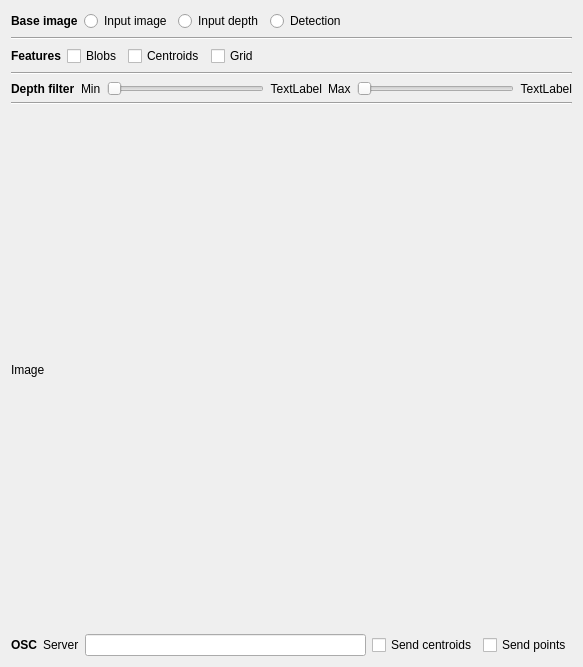
Above: kinectdlg.ui from ricardogsilva/kinect-gui before the change. Below: the same form after it.
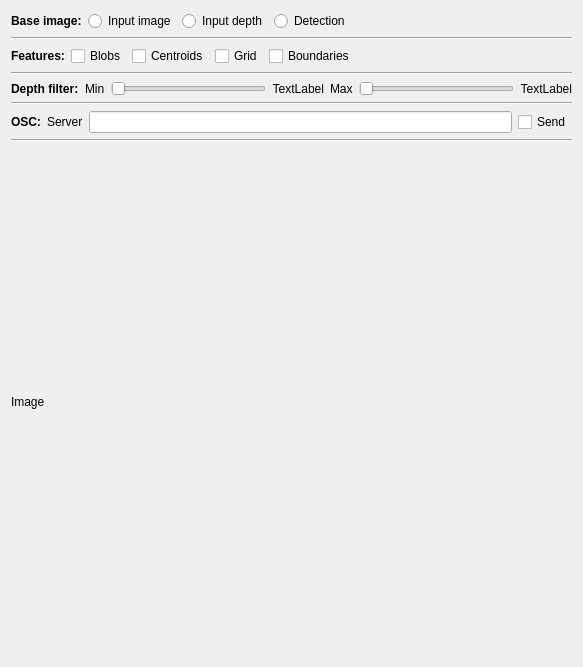
That is the form after the change.

Commit message: added a blob's boundary to the detection outputs

Patch:
```diff
--- a/kinectdlg.ui
+++ b/kinectdlg.ui
@@ -13,9 +13,9 @@
   <property name="windowTitle">
    <string>Dialog</string>
   </property>
-  <layout class="QGridLayout" name="gridLayout">
-   <item row="0" column="0">
-    <layout class="QHBoxLayout" name="horizontalLayout_2">
+  <layout class="QVBoxLayout" name="verticalLayout">
+   <item>
+    <layout class="QHBoxLayout" name="horizontalLayout">
      <item>
       <widget class="QLabel" name="label">
        <property name="font">
@@ -25,7 +25,7 @@
         </font>
        </property>
        <property name="text">
-        <string>Base image</string>
+        <string>Base image:</string>
        </property>
       </widget>
      </item>
@@ -65,15 +65,15 @@
      </item>
     </layout>
    </item>
-   <item row="1" column="0">
+   <item>
     <widget class="Line" name="line_3">
      <property name="orientation">
       <enum>Qt::Horizontal</enum>
      </property>
     </widget>
    </item>
-   <item row="2" column="0">
-    <layout class="QHBoxLayout" name="horizontalLayout_3">
+   <item>
+    <layout class="QHBoxLayout" name="horizontalLayout_2">
      <item>
       <widget class="QLabel" name="label_5">
        <property name="font">
@@ -83,7 +83,7 @@
         </font>
        </property>
        <property name="text">
-        <string>Features</string>
+        <string>Features:</string>
        </property>
       </widget>
      </item>
@@ -108,6 +108,13 @@
        </property>
       </widget>
      </item>
+     <item>
+      <widget class="QCheckBox" name="boundaries_cb">
+       <property name="text">
+        <string>Boundaries</string>
+       </property>
+      </widget>
+     </item>
      <item>
       <spacer name="horizontalSpacer_2">
        <property name="orientation">
@@ -123,15 +130,15 @@
      </item>
     </layout>
    </item>
-   <item row="3" column="0">
+   <item>
     <widget class="Line" name="line_2">
      <property name="orientation">
       <enum>Qt::Horizontal</enum>
      </property>
     </widget>
    </item>
-   <item row="4" column="0">
-    <layout class="QHBoxLayout" name="horizontalLayout_4">
+   <item>
+    <layout class="QHBoxLayout" name="horizontalLayout_3">
      <item>
       <widget class="QLabel" name="label_4">
        <property name="font">
@@ -141,7 +148,7 @@
         </font>
        </property>
        <property name="text">
-        <string>Depth filter</string>
+        <string>Depth filter:</string>
        </property>
       </widget>
      </item>
@@ -225,28 +232,15 @@
      </item>
     </layout>
    </item>
-   <item row="5" column="0">
+   <item>
     <widget class="Line" name="line">
      <property name="orientation">
       <enum>Qt::Horizontal</enum>
      </property>
     </widget>
    </item>
-   <item row="6" column="0">
-    <widget class="QLabel" name="image_label">
-     <property name="sizePolicy">
-      <sizepolicy hsizetype="Expanding" vsizetype="Expanding">
-       <horstretch>0</horstretch>
-       <verstretch>0</verstretch>
-      </sizepolicy>
-     </property>
-     <property name="text">
-      <string>Image</string>
-     </property>
-    </widget>
-   </item>
-   <item row="7" column="0">
-    <layout class="QHBoxLayout" name="horizontalLayout">
+   <item>
+    <layout class="QHBoxLayout" name="horizontalLayout_4">
      <item>
       <widget class="QLabel" name="label_6">
        <property name="font">
@@ -256,7 +250,7 @@
         </font>
        </property>
        <property name="text">
-        <string>OSC</string>
+        <string>OSC:</string>
        </property>
       </widget>
      </item>
@@ -271,38 +265,41 @@
       <widget class="QLineEdit" name="server_le"/>
      </item>
      <item>
-      <widget class="QCheckBox" name="send_centroids_cb">
+      <widget class="QCheckBox" name="send_osc_cb">
        <property name="text">
-        <string>Send centroids</string>
-       </property>
-      </widget>
-     </item>
-     <item>
-      <widget class="QCheckBox" name="send_grid_cb">
-       <property name="text">
-        <string>Send points</string>
+        <string>Send</string>
        </property>
       </widget>
      </item>
     </layout>
    </item>
+   <item>
+    <widget class="Line" name="line_4">
+     <property name="orientation">
+      <enum>Qt::Horizontal</enum>
+     </property>
+    </widget>
+   </item>
+   <item>
+    <widget class="QLabel" name="image_label">
+     <property name="sizePolicy">
+      <sizepolicy hsizetype="Expanding" vsizetype="Expanding">
+       <horstretch>0</horstretch>
+       <verstretch>0</verstretch>
+      </sizepolicy>
+     </property>
+     <property name="text">
+      <string>Image</string>
+     </property>
+    </widget>
+   </item>
   </layout>
   <zorder>image_label</zorder>
-  <zorder>label_4</zorder>
   <zorder>line</zorder>
-  <zorder>blobs_cb</zorder>
-  <zorder>centroids_cb</zorder>
-  <zorder>horizontalSpacer_2</zorder>
-  <zorder>grid_cb</zorder>
-  <zorder>label_6</zorder>
   <zorder>line_2</zorder>
   <zorder>line_3</zorder>
-  <zorder>label_7</zorder>
-  <zorder>server_le</zorder>
-  <zorder>label</zorder>
-  <zorder>label_5</zorder>
-  <zorder>send_centroids_cb</zorder>
-  <zorder>send_grid_cb</zorder>
+  <zorder>boundaries_cb</zorder>
+  <zorder>line_4</zorder>
  </widget>
  <tabstops>
   <tabstop>image_rb</tabstop>
```
The commit also changes 2 other files.
